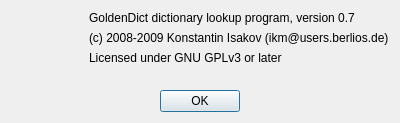
goldendict/goldendict, file src/about.ui: the form before one commit.
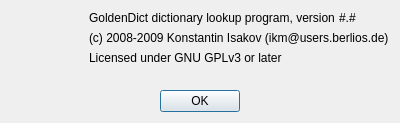
The form after the commit. Icons and pictures are not drawn.

Commit message: * The program version is now propagated to the program; and it now ends up   showed in the About dialog.

Patch:
```diff
--- a/src/about.ui
+++ b/src/about.ui
@@ -38,14 +38,31 @@
      <item>
       <layout class="QVBoxLayout" name="verticalLayout">
        <item>
+        <layout class="QHBoxLayout" name="horizontalLayout_2">
+         <property name="spacing">
+          <number>0</number>
+         </property>
+         <item>
         <widget class="QLabel" name="label">
          <property name="text">
-          <string>GoldenDict dictionary lookup program, version 0.7</string>
+            <string>GoldenDict dictionary lookup program, version </string>
          </property>
          <property name="alignment">
           <set>Qt::AlignLeading|Qt::AlignLeft|Qt::AlignVCenter</set>
          </property>
         </widget>
+         </item>
+         <item>
+          <widget class="QLabel" name="version">
+           <property name="accessibleDescription">
+            <string/>
+           </property>
+           <property name="text">
+            <string>#.#</string>
+           </property>
+          </widget>
+         </item>
+        </layout>
        </item>
        <item>
         <widget class="QLabel" name="label_2">
```
Lines whose indentation alone changed are shown as unchanged. The commit also changes 3 other files.
